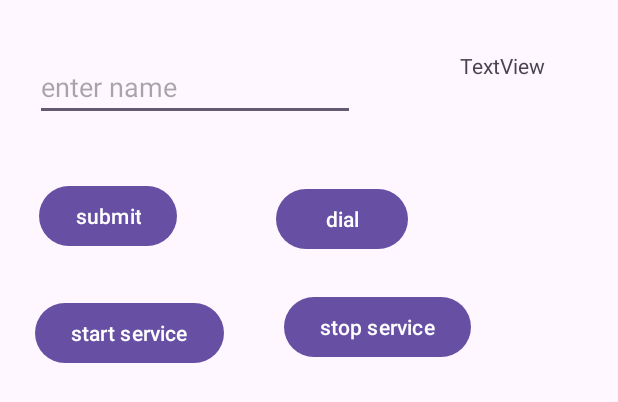
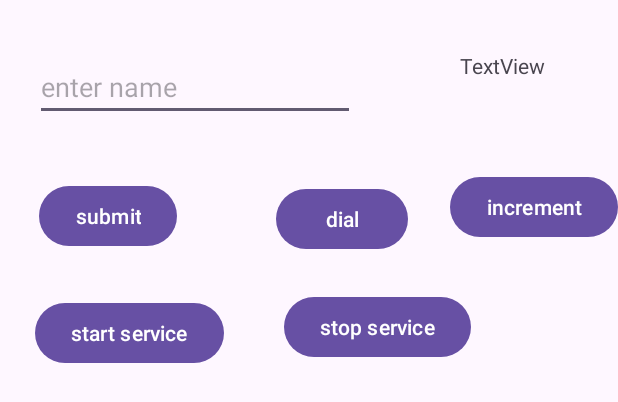
Before and after one commit to abdultanveer/boschyd, an Android app: the layout activity_main.xml on its own in the app's theme, with its tools: preview values and no code run, on a phone screen of 412 x 824 dp. Shown: the top 402 px of the screen. Run offline under Robolectric (Android 15) with nearby library versions, the phone set to English and light mode, and no system bars.

Commit message:
life b4 viewmodel

```diff
--- a/app/src/main/res/layout/activity_main.xml
+++ b/app/src/main/res/layout/activity_main.xml
@@ -64,12 +64,22 @@
 
     <Button
         android:id="@+id/btnStop"
-        android:onClick="stopService"
         android:layout_width="wrap_content"
         android:layout_height="wrap_content"
         android:layout_marginStart="5dp"
         android:layout_marginTop="24dp"
+        android:onClick="stopService"
         android:text="stop service"
         app:layout_constraintStart_toStartOf="@+id/btnDial"
         app:layout_constraintTop_toBottomOf="@+id/btnDial" />
+
+    <Button
+        android:id="@+id/btnCount"
+        android:layout_width="wrap_content"
+        android:layout_height="wrap_content"
+        android:layout_marginBottom="8dp"
+        android:onClick="incrementCount"
+        android:text="increment"
+        app:layout_constraintBottom_toBottomOf="@+id/btnDial"
+        app:layout_constraintEnd_toEndOf="parent" />
 </androidx.constraintlayout.widget.ConstraintLayout>
```
Also changed, not shown: app/src/main/AndroidManifest.xml (+4 -4 lines), app/src/main/java/com/example/boschyd/MainActivity.kt (+10 -1 lines).
